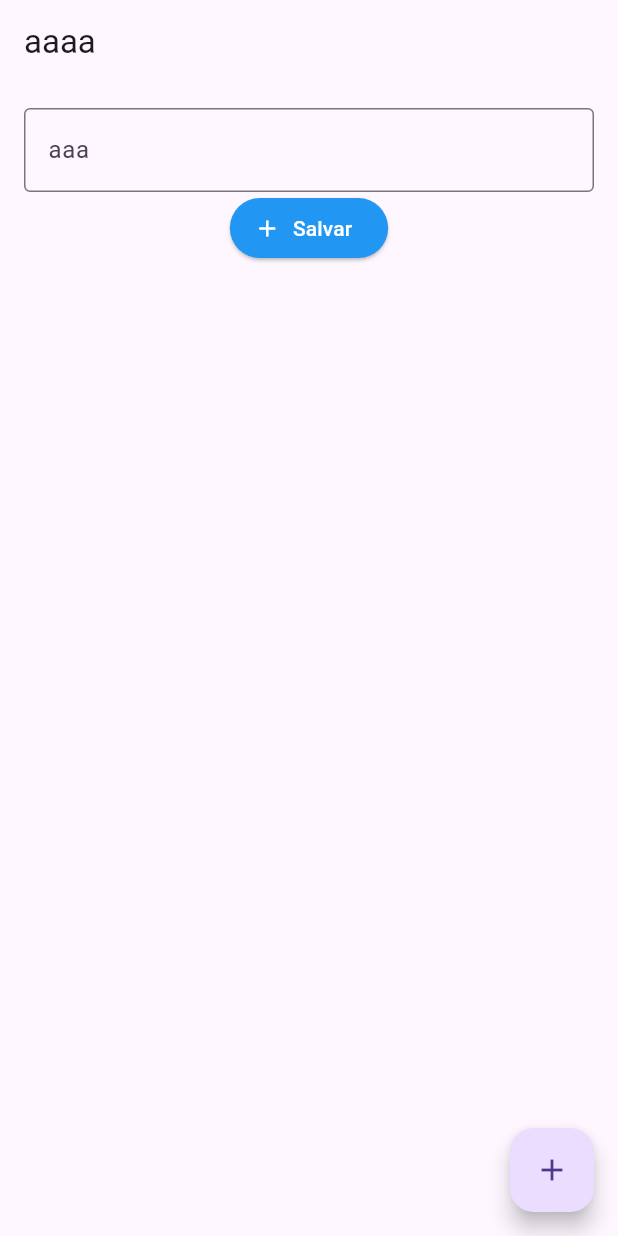
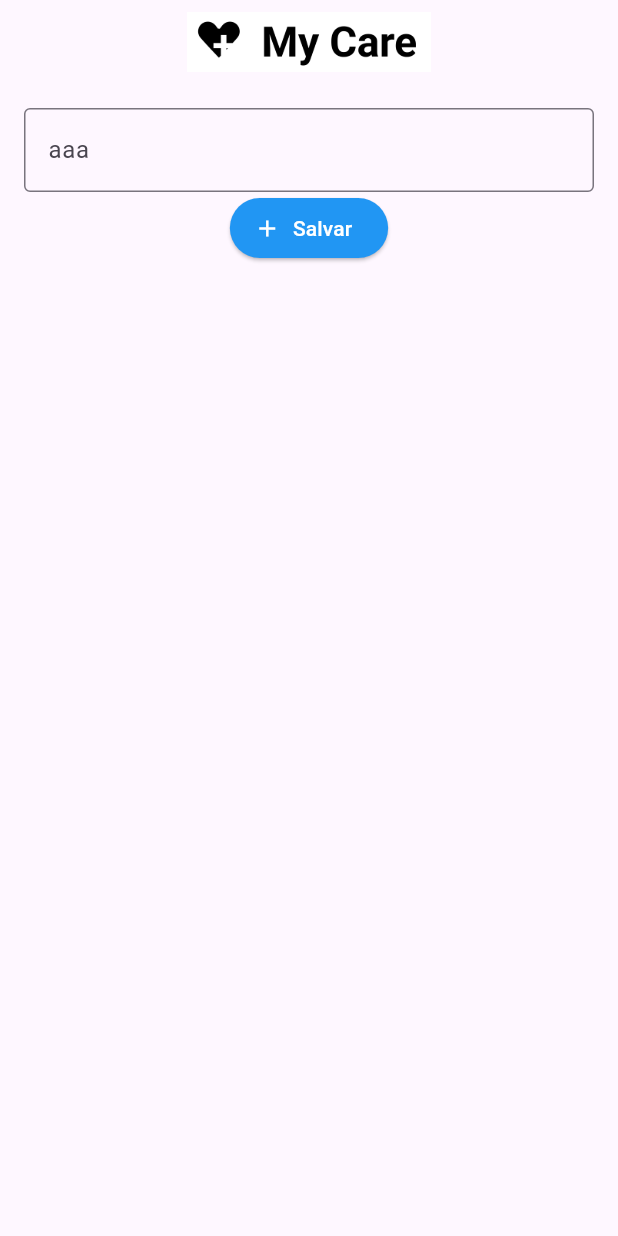
Before and after one commit to ErickRezende1833/mycareapp, a Flutter app: the screen it shows after launch, on a phone screen of 412 x 824 dp. Run offline on Flutter 3.47's test engine with Material 3 defaults, Android fonts, the phone set to English and light mode, and no system bars.

Commit message:
feat: logo do app

```diff
--- a/lib/view/addMedicacao.dart
+++ b/lib/view/addMedicacao.dart
@@ -6,10 +6,11 @@ class AddMedicacao extends StatelessWidget {
   @override
   Widget build(BuildContext context) {
     return Scaffold(
-      appBar: AppBar(title: Text("aaaa")),
-      floatingActionButton: FloatingActionButton(
-        onPressed: () {},
-        child: Icon(Icons.add),
+      appBar: AppBar(title: Image.asset(
+        'images/logotipo.png',
+        height: 40,
+      ),
+      centerTitle: true,
       ),
       body: Padding(
         padding: const EdgeInsets.all(16.0),
--- a/pubspec.yaml
+++ b/pubspec.yaml
@@ -58,7 +58,9 @@ flutter:
   uses-material-design: true
 
   # To add assets to your application, add an assets section, like this:
-  # assets:
+  assets:
+  - images/
+
   #   - images/a_dot_burr.jpeg
   #   - images/a_dot_ham.jpeg
 
```
Also changed, not shown: images/logotipo.png (added).
